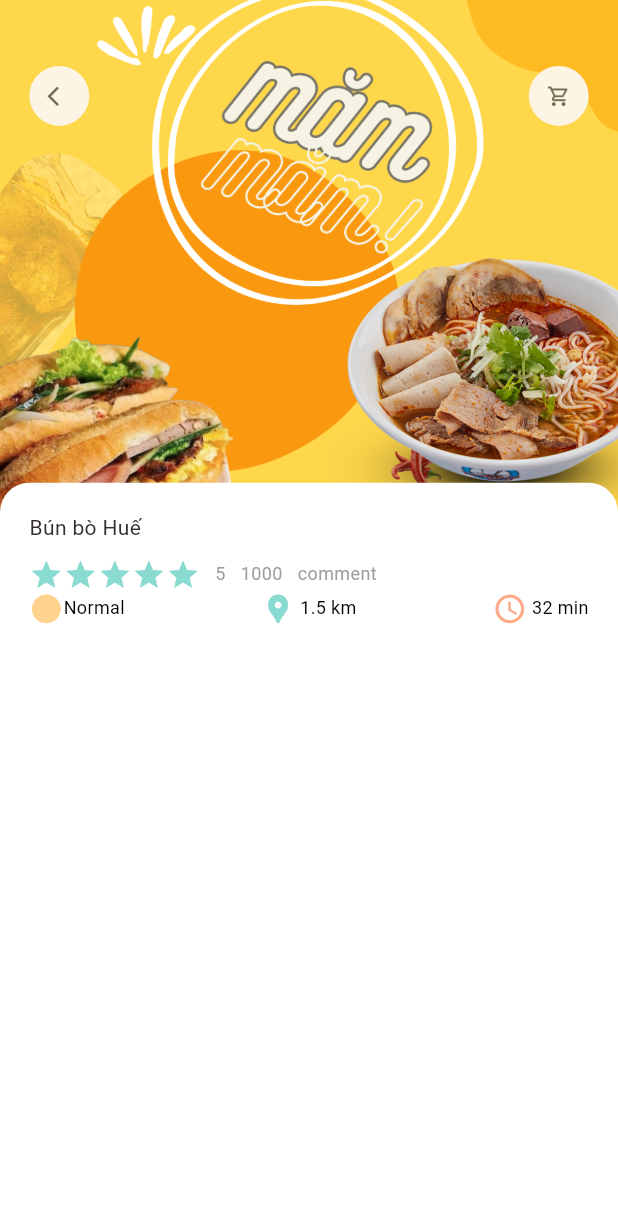
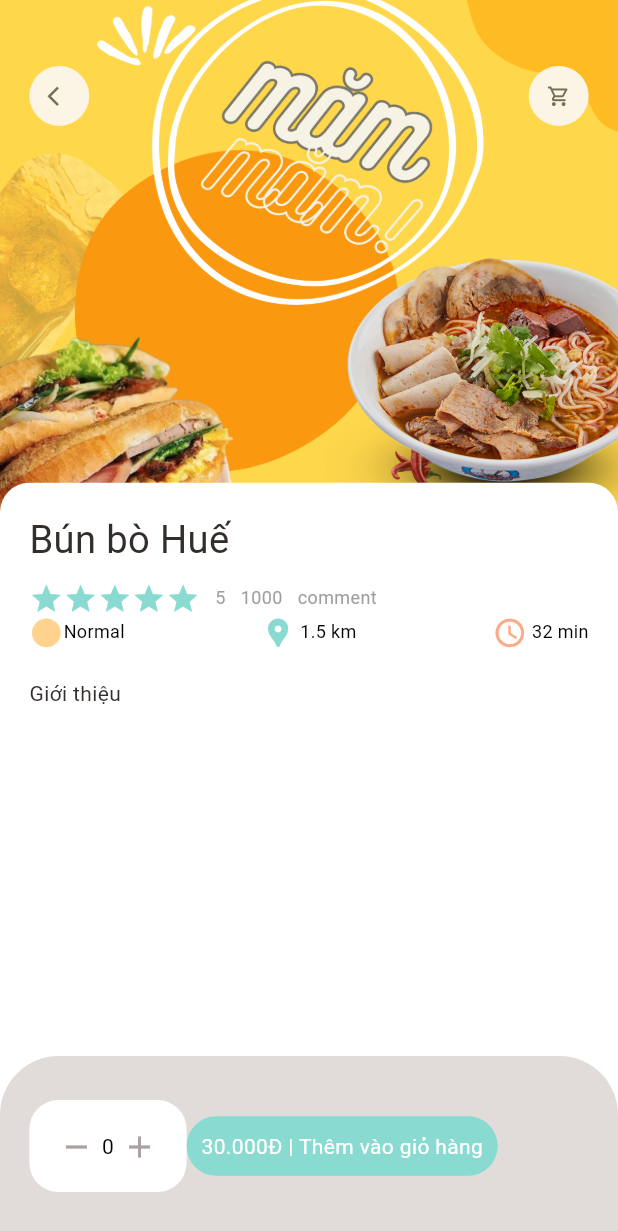
Before and after one commit to NamVan091023/E-commerce, a Flutter app: the screen it shows after launch, on a phone screen of 412 x 824 dp. Shown: the top 1231 px of the screen. Run offline on Flutter 3.47's test engine with Material 3 defaults, Android fonts, the phone set to English and light mode, and no system bars; our stand-ins replace dots_indicator, get.

Commit message:
add intro food

```diff
--- a/lib/Pages/food/popurlar_food_detal.dart
+++ b/lib/Pages/food/popurlar_food_detal.dart
@@ -15,6 +15,7 @@ class PopularFooddetal extends StatelessWidget {
   @override
   Widget build(BuildContext context) {
     return Scaffold(
+      backgroundColor: Colors.white,
       body: Stack(
         children: [
           Positioned(
@@ -57,10 +58,67 @@ class PopularFooddetal extends StatelessWidget {
                         topRight: Radius.circular(Dimensions.radius20),
                         topLeft: Radius.circular(Dimensions.radius20)),
                     color: Colors.white),
-              child: AppColumn(text: "Bún bò Huế"),
+                child: Column(
+                  crossAxisAlignment: CrossAxisAlignment.start,
+                  children: [
+                    AppColumn(text: "Bún bò Huế "),
+                    SizedBox(
+                      height: Dimensions.height20,
+                    ),
+                    BigText(text: "Giới thiệu ")
+                  ],
+                ),
               )),
-
         ],
-    ),);
+      ),
+      bottomNavigationBar: Container(
+        height: 120,
+        padding: EdgeInsets.only(
+            top: Dimensions.height30,
+            bottom: Dimensions.height30,
+            left: Dimensions.width20,
+            right: Dimensions.width20),
+        decoration: BoxDecoration(
+            color: AppColors.buttonBackgroudColor,
+            borderRadius: BorderRadius.only(
+                topLeft: Radius.circular(Dimensions.radius20 * 2),
+                topRight: Radius.circular(Dimensions.radius20 * 2))),
+        child: Row(
+          children: [
+            Container(
+              padding: EdgeInsets.only(
+                  top: Dimensions.height20,
+                  bottom: Dimensions.height20,
+                  left: Dimensions.width20,
+                  right: Dimensions.width20),
+              decoration: BoxDecoration(
+                  borderRadius: BorderRadius.circular(Dimensions.radius20),
+                  color: Colors.white),
+              child: Row(
+                children: [
+                  Icon(Icons.remove, color: AppColors.singColor,),
+                  SizedBox(width: Dimensions.width10/2,),
+                  BigText(text: "0", color: Colors.black,),
+                  SizedBox(width: Dimensions.width10/2,),
+                  Icon(Icons.add, color: AppColors.singColor,)
+                ],
+              ),
+            ),
+            Container(
+              padding: EdgeInsets.only(
+                  top: Dimensions.height10,
+                  bottom: Dimensions.height10,
+                  left: Dimensions.width10,
+                  right: Dimensions.width10),
+              child: BigText(text: "\30.000Đ | Thêm vào giỏ hàng", color: Colors.white,),
+              decoration: BoxDecoration(
+                borderRadius: BorderRadius.circular(Dimensions.radius20),
+                color: AppColors.mainColor
+              ),
+            )
+          ],
+        ),
+      ),
+    );
   }
 }
--- a/lib/utils/colors.dart
+++ b/lib/utils/colors.dart
@@ -6,7 +6,7 @@ class AppColors{
   static final Color iconColor1  = const Color(0xFFffd28d);
   static final Color iconColor2  = const Color(0xFFfcab88);
   static final Color paraColor = const Color(0xFF8f837f);
-  static final Color butonBackgroudColor  = Color.fromARGB(255, 225, 220, 218);
+  static final Color buttonBackgroudColor  = Color.fromARGB(255, 225, 220, 218);
   static final Color singColor  = const Color(0xFFa9a29f);
   static final Color titleColor  = const Color(0xFF5c524f);
   static final Color mainBlackColor = const Color(0xFF332d2b);
--- a/lib/utils/dimension.dart
+++ b/lib/utils/dimension.dart
@@ -20,7 +20,8 @@ static double width20 = screenHeight/42.2;
 static double width30 = screenHeight/28.13;
 static double width45 = screenHeight/18.8;
 
-static double font20 = screenHeight/28.13;
+static double font20 = screenHeight/42.2;
+static double font26 = screenHeight/32.4;
 
 //radius
 static double radius15 = screenHeight/56.27;
--- a/lib/widgets/app_column.dart
+++ b/lib/widgets/app_column.dart
@@ -16,7 +16,7 @@ class AppColumn extends StatelessWidget {
     return Column(
       crossAxisAlignment: CrossAxisAlignment.start,
       children: [
-        BigText(text:  text),
+        BigText(text:  text, size: Dimensions.font26,),
         SizedBox(
           height: 10,
         ),
--- a/lib/widgets/big_text.dart
+++ b/lib/widgets/big_text.dart
@@ -12,7 +12,7 @@ class BigText extends StatelessWidget {
       this.color = const Color(0xFF332d2b),
       required this.text,
       this.size = 14,
-      this.overFlow = TextOverflow.fade});
+      this.overFlow = TextOverflow.clip});
 
   @override
   Widget build(BuildContext context) {
```
Lines whose indentation alone changed are shown as unchanged.
